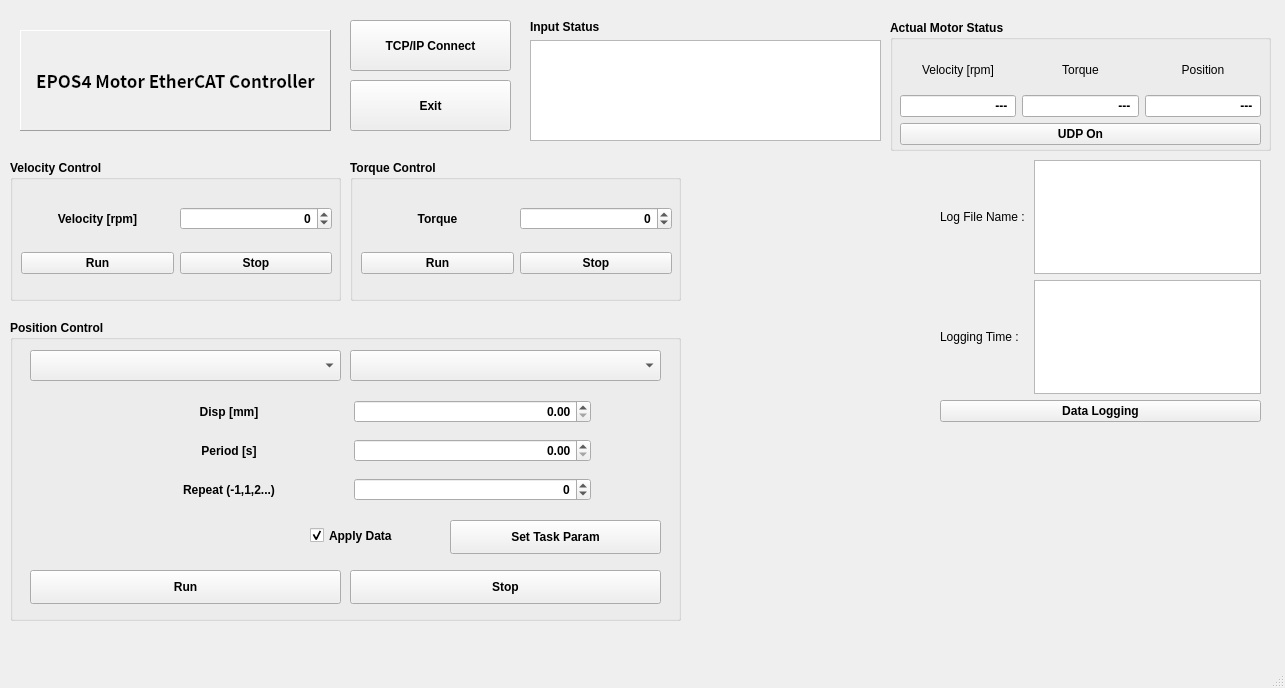
Old version of the form mainwindow.ui in the repository shkwon98/EPOS4-SOEM-Gui.
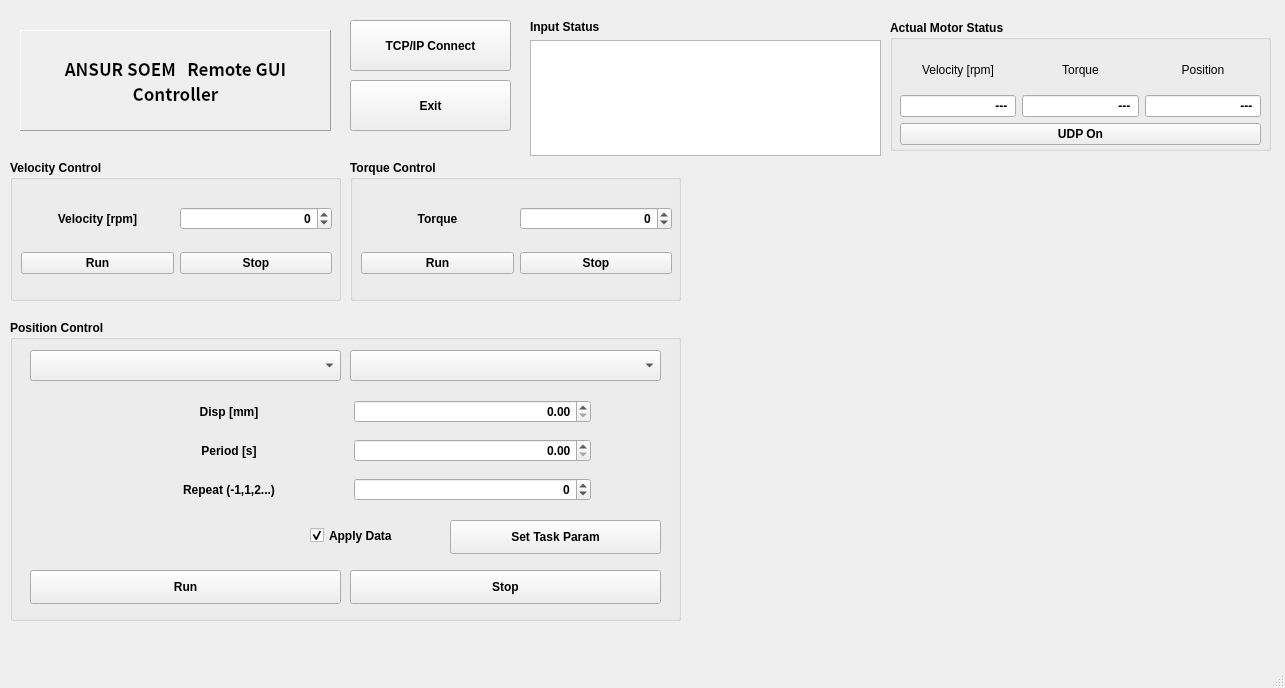
New version of the form.

```diff
--- a/mainwindow.ui
+++ b/mainwindow.ui
@@ -60,7 +60,7 @@
       <x>530</x>
       <y>20</y>
       <width>351</width>
-      <height>121</height>
+      <height>136</height>
      </rect>
     </property>
     <layout class="QFormLayout" name="InputStatus">
@@ -423,78 +423,6 @@
      </layout>
     </widget>
    </widget>
-   <widget class="QWidget" name="layoutWidget">
-    <property name="geometry">
-     <rect>
-      <x>940</x>
-      <y>160</y>
-      <width>321</width>
-      <height>262</height>
-     </rect>
-    </property>
-    <layout class="QGridLayout" name="gridLayout">
-     <item row="0" column="0">
-      <widget class="QLabel" name="label_12">
-       <property name="font">
-        <font>
-         <family>Arial</family>
-        </font>
-       </property>
-       <property name="layoutDirection">
-        <enum>Qt::LeftToRight</enum>
-       </property>
-       <property name="text">
-        <string>Log File Name : </string>
-       </property>
-       <property name="alignment">
-        <set>Qt::AlignRight|Qt::AlignTrailing|Qt::AlignVCenter</set>
-       </property>
-      </widget>
-     </item>
-     <item row="0" column="1">
-      <widget class="QTextEdit" name="textEdit_LogFileName"/>
-     </item>
-     <item row="1" column="0">
-      <widget class="QLabel" name="label_13">
-       <property name="font">
-        <font>
-         <family>Arial</family>
-        </font>
-       </property>
-       <property name="layoutDirection">
-        <enum>Qt::LeftToRight</enum>
-       </property>
-       <property name="text">
-        <string>Logging Time : </string>
-       </property>
-       <property name="alignment">
-        <set>Qt::AlignLeading|Qt::AlignLeft|Qt::AlignVCenter</set>
-       </property>
-      </widget>
-     </item>
-     <item row="1" column="1">
-      <widget class="QTextEdit" name="textEdit_LogTimer">
-       <property name="readOnly">
-        <bool>true</bool>
-       </property>
-      </widget>
-     </item>
-     <item row="2" column="0" colspan="2">
-      <widget class="QPushButton" name="pushButton_Data_Logging">
-       <property name="font">
-        <font>
-         <family>Arial</family>
-         <weight>75</weight>
-         <bold>true</bold>
-        </font>
-       </property>
-       <property name="text">
-        <string>Data Logging</string>
-       </property>
-      </widget>
-     </item>
-    </layout>
-   </widget>
    <widget class="QGroupBox" name="groupBox3_Position_Control">
     <property name="geometry">
      <rect>
@@ -705,7 +633,7 @@
       </font>
      </property>
      <property name="text">
-      <string>EPOS4 Motor EtherCAT Controller</string>
+      <string>ANSUR SOEM   Remote GUI Controller</string>
      </property>
      <property name="alignment">
       <set>Qt::AlignCenter</set>
```
Left out of the diff: 5 changed lines with no effect on the pictures.
